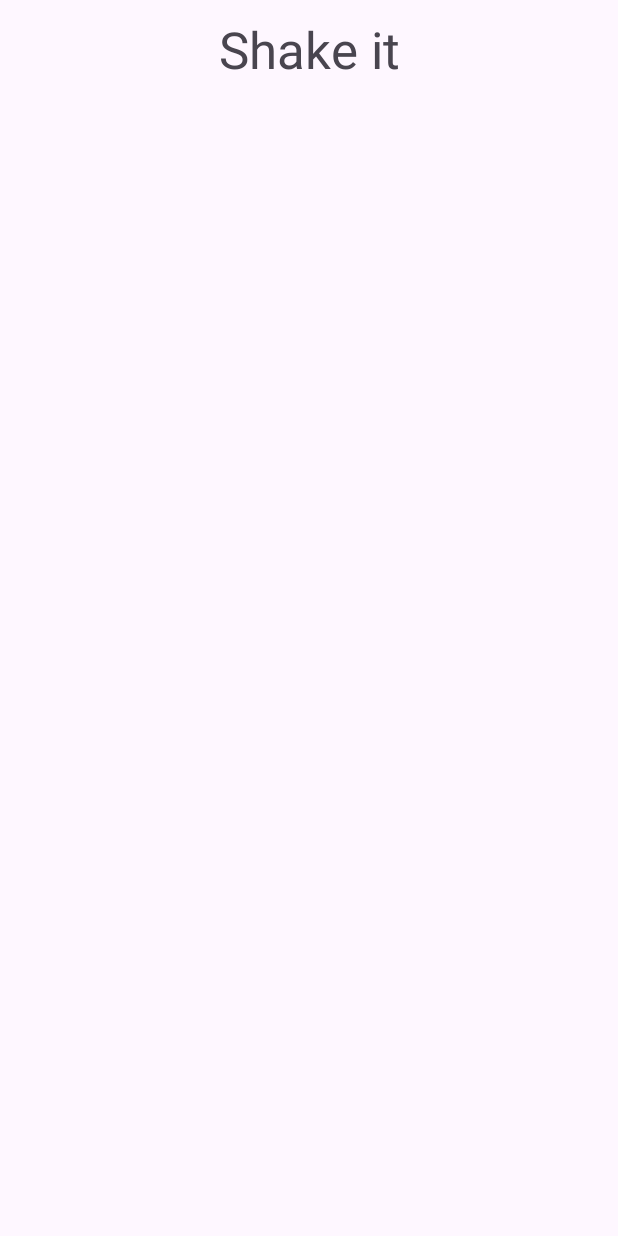
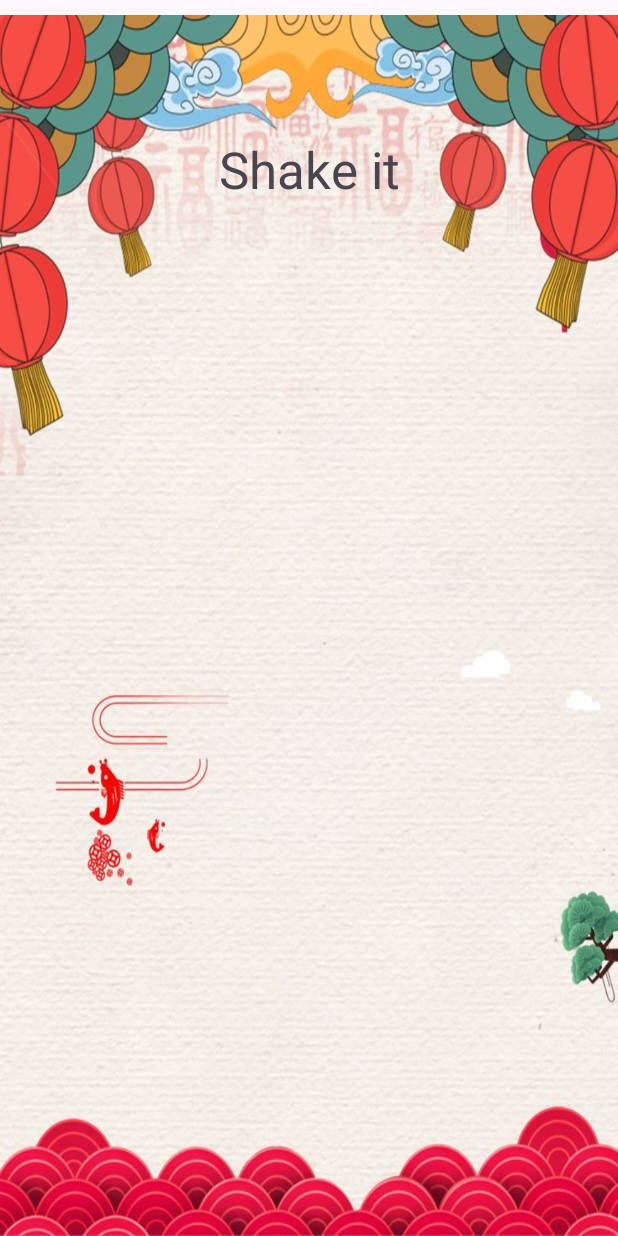
Before and after one commit to wuttipat6509650716/cs361_assignment3, an Android app: the screen it shows after launch (MainActivity), on a phone screen of 412 x 824 dp. Before the commit the screen is almost empty. Run offline under Robolectric (Android 15) with nearby library versions, the phone set to English and light mode, and no system bars.

Commit message:
Add background and adjust layout

```diff
--- a/app/src/main/res/layout/activity_main.xml
+++ b/app/src/main/res/layout/activity_main.xml
@@ -8,23 +8,37 @@
     android:layout_marginTop="10dp"
     android:baselineAligned="false"
     android:orientation="vertical"
+    android:background="@drawable/background"
     tools:context=".MainActivity">
 
+
+    <LinearLayout
+        android:layout_width="match_parent"
+        android:layout_height="wrap_content"
+        android:orientation="vertical">
 
         <TextView
             android:id="@+id/headlayout"
             android:layout_width="match_parent"
             android:layout_height="wrap_content"
-        android:layout_weight="1"
+            android:layout_marginTop="80dp"
             android:gravity="center_horizontal"
             android:text="@string/titlelayout"
             android:textAppearance="@style/TextAppearance.AppCompat.Display1" />
+    </LinearLayout>
+
+    <LinearLayout
+        android:layout_width="match_parent"
+        android:layout_height="match_parent"
+        android:layout_weight="1"
+        android:orientation="vertical">
 
         <TextView
             android:id="@+id/luckynumber"
             android:layout_width="match_parent"
             android:layout_height="wrap_content"
-        android:layout_weight="1"
+            android:layout_marginTop="50dp"
+            android:layout_marginBottom="50dp"
             android:gravity="center_horizontal"
             android:textAppearance="@style/TextAppearance.AppCompat.Display2" />
 
@@ -32,8 +46,12 @@
             android:id="@+id/predictions"
             android:layout_width="match_parent"
             android:layout_height="wrap_content"
+            android:layout_marginLeft="20dp"
+            android:layout_marginRight="20dp"
             android:layout_weight="1"
             android:gravity="center|clip_vertical|top"
-        android:textAppearance="@style/TextAppearance.AppCompat.Medium" />
+            android:textAppearance="@style/TextAppearance.AppCompat.Medium"
+            android:textSize="20sp" />
+    </LinearLayout>
 
 </LinearLayout>
```
Also changed, not shown: app/src/main/res/drawable/background.jpg (added). Lines whose indentation alone changed are shown as unchanged.
